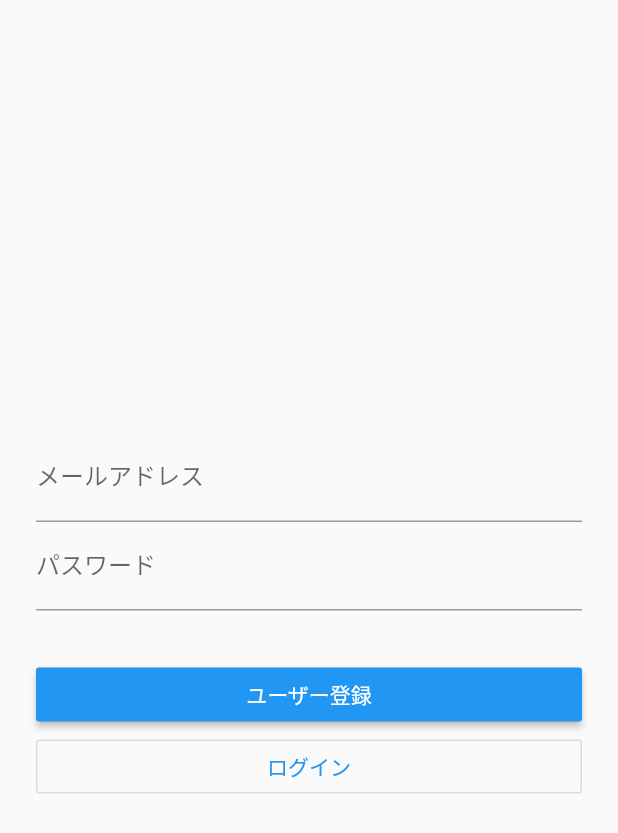
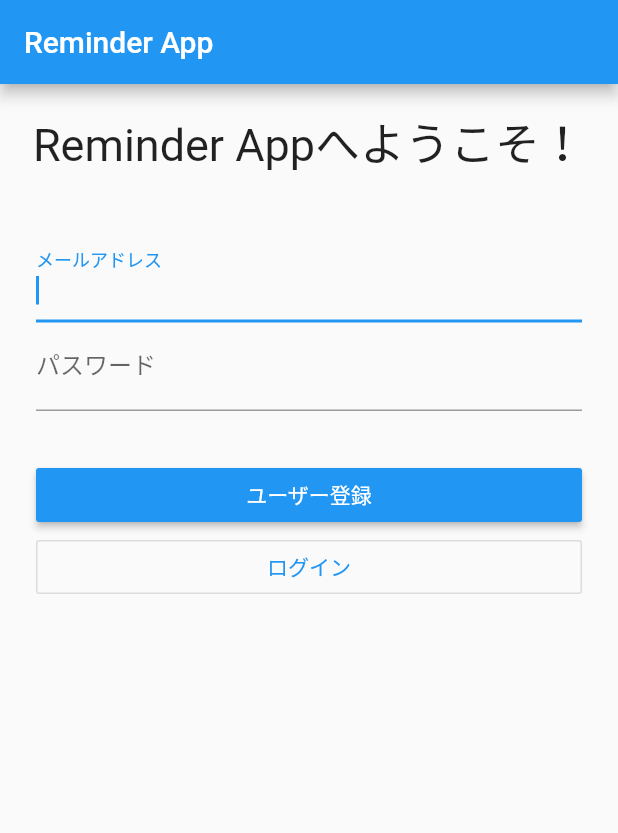
Before and after one commit to Shogo14/ReminderMyApp, a Flutter app: the screen it shows after launch, on a phone screen of 412 x 824 dp. Shown: the top 833 px of the screen. Run offline on Flutter 3.47's test engine with Material 2 defaults, Android fonts, the light colour scheme and no system bars; our stand-ins replace cloud_firestore, firebase_auth, firebase_core; accounts and stored records are empty.

Commit message:
Refactoring Sign up and login

```diff
--- a/lib/chat_page.dart
+++ b/lib/chat_page.dart
@@ -2,8 +2,8 @@
 import 'package:cloud_firestore/cloud_firestore.dart';
 import 'package:firebase_auth/firebase_auth.dart';
 import 'package:flutter/material.dart';
-import 'package:flutter_kindle/user_state.dart';
 import 'package:provider/provider.dart';
+import 'package:reminder_app/user_state.dart';
 
 import 'add_post_page.dart';
 import 'login_page.dart';
--- a/lib/login_page.dart
+++ b/lib/login_page.dart
@@ -2,8 +2,8 @@
 import 'package:firebase_auth/firebase_auth.dart';
 import 'package:firebase_core/firebase_core.dart';
 import 'package:flutter/material.dart';
-import 'package:flutter_kindle/user_state.dart';
 import 'package:provider/provider.dart';
+import 'package:reminder_app/user_state.dart';
 
 import 'chat_page.dart';
 
@@ -18,37 +18,42 @@ class _LoginPageState extends State<LoginPage> {
   // 入力したメールアドレス・パスワード
   String email = '';
   String password = '';
+
+  // フォーカス管理用のFocusNode
+  final emailFocus = FocusNode();
+  final passwordFocus = FocusNode();
+
+  final _formKey = GlobalKey<FormState>();
   @override
   Widget build(BuildContext context) {
     Firebase.initializeApp();
     final UserState userState = Provider.of<UserState>(context);
     User user;
     return Scaffold(
+      appBar: AppBar(
+        title: const Text('Reminder App'),
+      ),
       body: Center(
-        child: Container(
+        child: Column(
+          children: [
+            Padding(
+              padding: const EdgeInsets.all(16.0),
+              child: Text(
+                'Reminder Appへようこそ！',
+                style: TextStyle(fontSize: 30),
+              ),
+            ),
+            Container(
               padding: EdgeInsets.all(24),
+              child: Form(
+                key: _formKey,
                 child: Column(
                   mainAxisAlignment: MainAxisAlignment.center,
                   children: <Widget>[
                     // メールアドレス入力
-              TextFormField(
-                decoration: InputDecoration(labelText: 'メールアドレス'),
-                onChanged: (String value) {
-                  setState(() {
-                    email = value;
-                  });
-                },
-              ),
+                    emailFormField(context),
                     // パスワード入力
-              TextFormField(
-                decoration: InputDecoration(labelText: 'パスワード'),
-                obscureText: true,
-                onChanged: (String value) {
-                  setState(() {
-                    password = value;
-                  });
-                },
-              ),
+                    passwordFormField(context),
                     Container(
                       padding: EdgeInsets.all(8),
                       // メッセージ表示
@@ -57,11 +62,69 @@ class _LoginPageState extends State<LoginPage> {
                     Container(
                       width: double.infinity,
                       // ユーザー登録ボタン
-                child: RaisedButton(
+                      child: SignUpButton(context, userState, user),
+                    ),
+                    Container(
+                      width: double.infinity,
+                      // ログイン登録ボタン
+                      child: LoginButton(context, userState, user),
+                    ),
+                  ],
+                ),
+              ),
+            ),
+          ],
+        ),
+      ),
+    );
+  }
+
+  TextFormField emailFormField(BuildContext context) {
+    // メールアドレス入力
+    return TextFormField(
+      decoration: InputDecoration(labelText: 'メールアドレス'),
+      autofocus: true,
+      focusNode: emailFocus,
+      onFieldSubmitted: (v) {
+        FocusScope.of(context).requestFocus(passwordFocus);
+      },
+      validator: (String value) {
+        return EmailValidation(value);
+      },
+      onChanged: (String value) {
+        setState(() {
+          email = value;
+        });
+      },
+    );
+  }
+
+  TextFormField passwordFormField(BuildContext context) {
+    // パスワード入力
+    return TextFormField(
+      decoration: InputDecoration(labelText: 'パスワード'),
+      obscureText: true,
+      focusNode: passwordFocus,
+      validator: (String value) {
+        return PasswordValidation(value);
+      },
+      onChanged: (String value) {
+        setState(() {
+          password = value;
+        });
+      },
+    );
+  }
+
+  RaisedButton SignUpButton(
+      BuildContext context, UserState userState, User user) {
+    return RaisedButton(
       color: Colors.blue,
       textColor: Colors.white,
       child: Text('ユーザー登録'),
       onPressed: () async {
+        // バリデーションチェック
+        if (_formKey.currentState.validate()) {
           try {
             user = await UserSignUp(userState, email, password);
             // チャット画面に遷移＋ログイン画面を破棄
@@ -78,19 +141,21 @@ class _LoginPageState extends State<LoginPage> {
             });
             print(e.messag);
           }
+        }
       },
-                ),
-              ),
-              Container(
-                width: double.infinity,
-                // ログイン登録ボタン
-                child: OutlineButton(
+    );
+  }
+
+  OutlineButton LoginButton(
+      BuildContext context, UserState userState, User user) {
+    return OutlineButton(
       textColor: Colors.blue,
       child: Text('ログイン'),
       onPressed: () async {
+        // バリデーションチェック
+        if (_formKey.currentState.validate()) {
           try {
             user = await UserLogin(userState, email, password);
-
             // チャット画面に遷移＋ログイン画面を破棄
             await Navigator.of(context).pushReplacement(
               MaterialPageRoute(builder: (context) {
@@ -105,13 +170,8 @@ class _LoginPageState extends State<LoginPage> {
             });
             print(e.message);
           }
+        }
       },
-                ),
-              ),
-            ],
-          ),
-        ),
-      ),
     );
   }
 
@@ -142,4 +202,30 @@ class _LoginPageState extends State<LoginPage> {
 
     return user;
   }
+
+  EmailValidation(String email) {
+    String result;
+    if (email.isEmpty) {
+      result = 'メールアドレスを入力してください。';
+    } else if (email.indexOf('@') == -1) {
+      result = '正しいメールアドレスを入力してください。';
+    } else {
+      result = null;
     }
+    return result;
+  }
+
+  PasswordValidation(String password) {
+    String result;
+    String pattern =
+        r'^(?=.*?[A-Z])(?=.*?[a-z])(?=.*?[0-9])(?=.*?[!@#\$&*~]).{8,}$';
+    if (password.isEmpty) {
+      result = 'パスワードを入力してください。';
+    } else if (!RegExp(pattern).hasMatch(password)) {
+      result = 'パスワードは半角英小文字大文字数字と記号をそれぞれ1種類以上含む8文字以上入力してください。';
+    } else {
+      result = null;
+    }
+    return result;
+  }
+}
```
Lines whose indentation alone changed are shown as unchanged.
